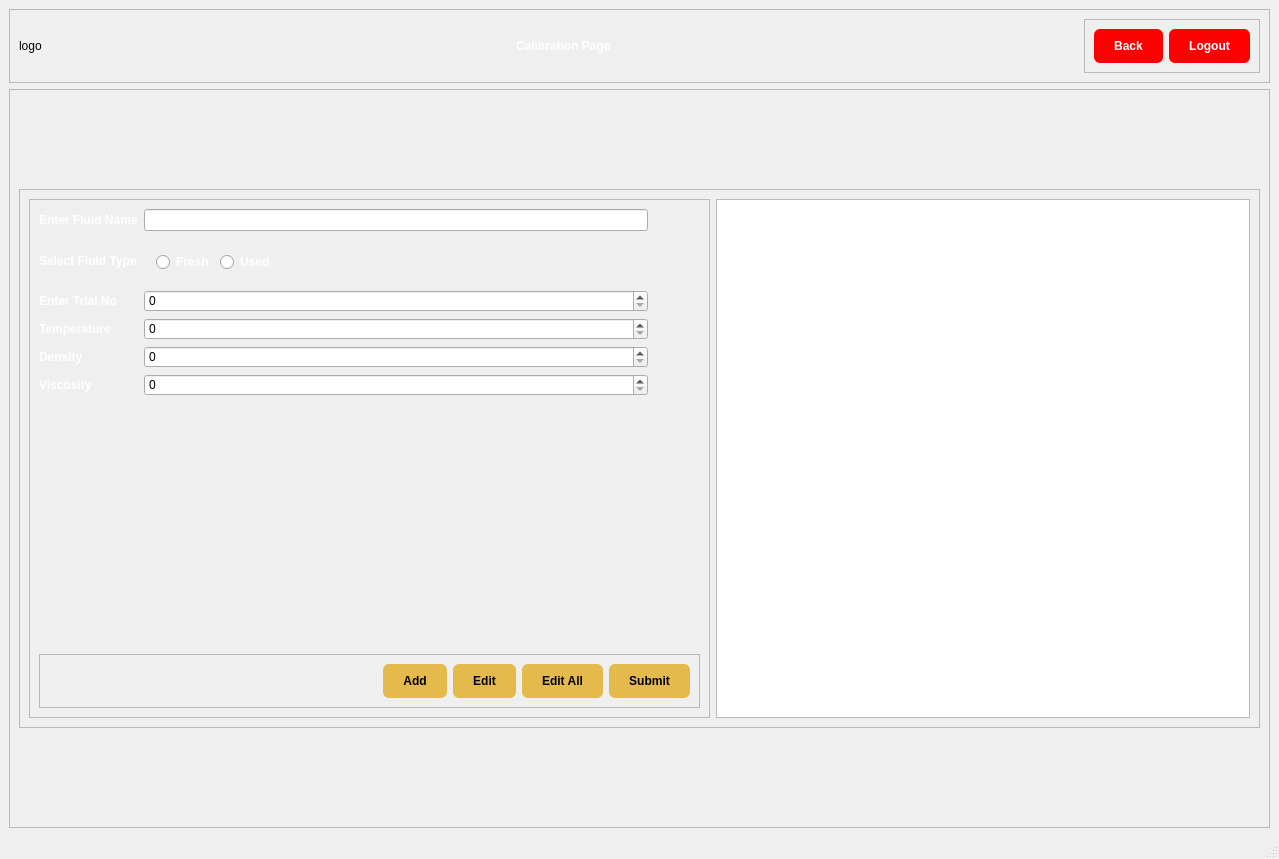
Above: Assets/UiFiles/manualCalibrationPage.ui from Jeffrey-Ragland/pyqt5IOCLTwo before the change. Below: the same form after it.
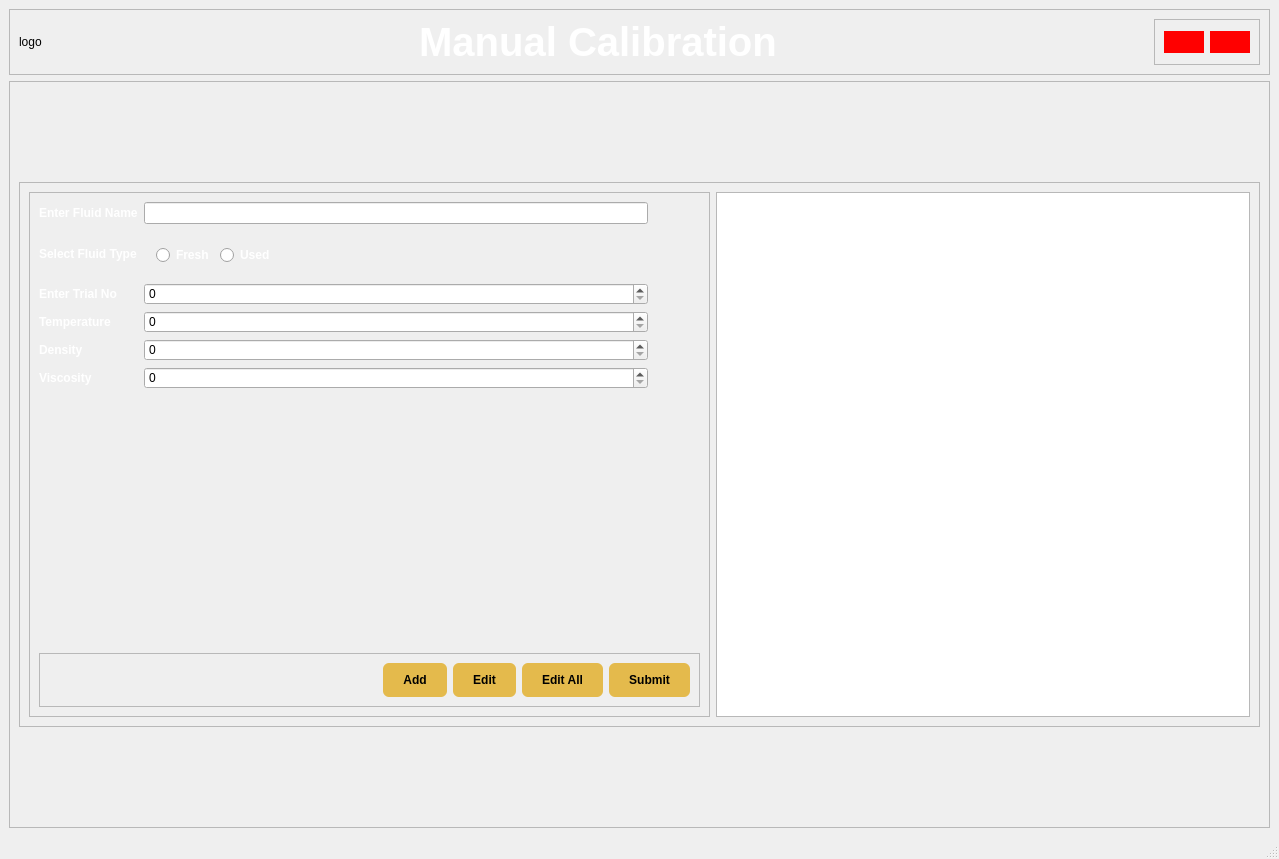
That is the form after the change.

What changed in the file:
```diff
--- a/Assets/UiFiles/manualCalibrationPage.ui
+++ b/Assets/UiFiles/manualCalibrationPage.ui
@@ -50,10 +50,14 @@
           <string notr="true">QLabel {
     color: white;
 	font-weight: bold;
+	font-size: 40px;
 }</string>
          </property>
          <property name="text">
-          <string>Calibration Page</string>
+          <string>Manual Calibration</string>
+         </property>
+         <property name="alignment">
+          <set>Qt::AlignCenter</set>
          </property>
         </widget>
        </item>
@@ -76,8 +80,8 @@
           <string notr="true">QPushButton {
 	background-color: rgb(255, 0, 0);
    	color: white;
-	border-radius: 6px;
-	padding: 10px 20px;
+	border-radius: 16px;
+	padding: 4px;
 	font: bold;
 }
 </string>
@@ -92,14 +96,14 @@
           <item>
            <widget class="QPushButton" name="calibrationBackButton">
             <property name="text">
-             <string>Back</string>
+             <string/>
             </property>
            </widget>
           </item>
           <item>
            <widget class="QPushButton" name="logoutButton">
             <property name="text">
-             <string>Logout</string>
+             <string/>
             </property>
            </widget>
           </item>
@@ -126,7 +130,7 @@
          <property name="sizeHint" stdset="0">
           <size>
            <width>20</width>
-           <height>81</height>
+           <height>84</height>
           </size>
          </property>
         </spacer>
@@ -283,7 +287,7 @@
                <property name="sizeHint" stdset="0">
                 <size>
                  <width>20</width>
-                 <height>204</height>
+                 <height>237</height>
                 </size>
                </property>
               </spacer>
@@ -296,7 +300,7 @@
                <property name="sizeHint" stdset="0">
                 <size>
                  <width>20</width>
-                 <height>204</height>
+                 <height>237</height>
                 </size>
                </property>
               </spacer>
@@ -373,7 +377,7 @@
              <number>0</number>
             </property>
             <attribute name="horizontalHeaderVisible">
-             <bool>false</bool>
+             <bool>true</bool>
             </attribute>
             <attribute name="horizontalHeaderStretchLastSection">
              <bool>false</bool>
@@ -391,7 +395,7 @@
          <property name="sizeHint" stdset="0">
           <size>
            <width>20</width>
-           <height>81</height>
+           <height>84</height>
           </size>
          </property>
         </spacer>
```
Left out of the diff: 2 changed lines with no effect on the pictures.
